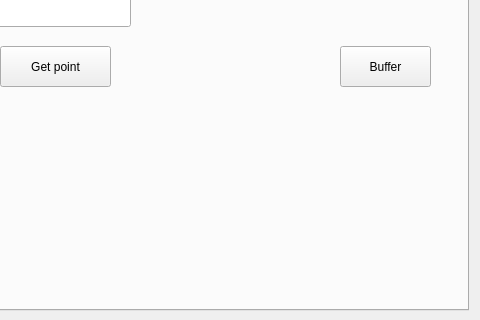
ilyassehanafi/derogation_plugin, file derogation_projet_sig_dialog_base.ui: the form before one commit; both pictures show x 122 to 602 and y 180 to 500 of the 602 by 500 pixel window.
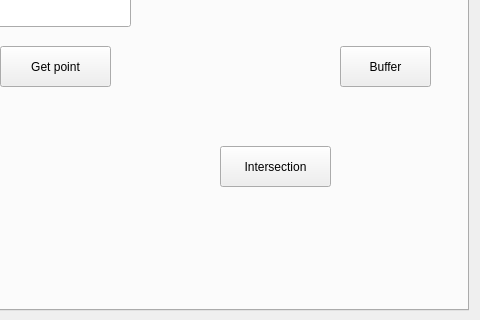
The form after the commit.

Patch:
```diff
--- a/derogation_projet_sig_dialog_base.ui
+++ b/derogation_projet_sig_dialog_base.ui
@@ -185,6 +185,19 @@
       <string>Buffer</string>
      </property>
     </widget>
+    <widget class="QPushButton" name="intersection">
+     <property name="geometry">
+      <rect>
+       <x>330</x>
+       <y>290</y>
+       <width>111</width>
+       <height>41</height>
+      </rect>
+     </property>
+     <property name="text">
+      <string>Intersection</string>
+     </property>
+    </widget>
    </widget>
    <widget class="QWidget" name="tab_2">
     <attribute name="title">
```
